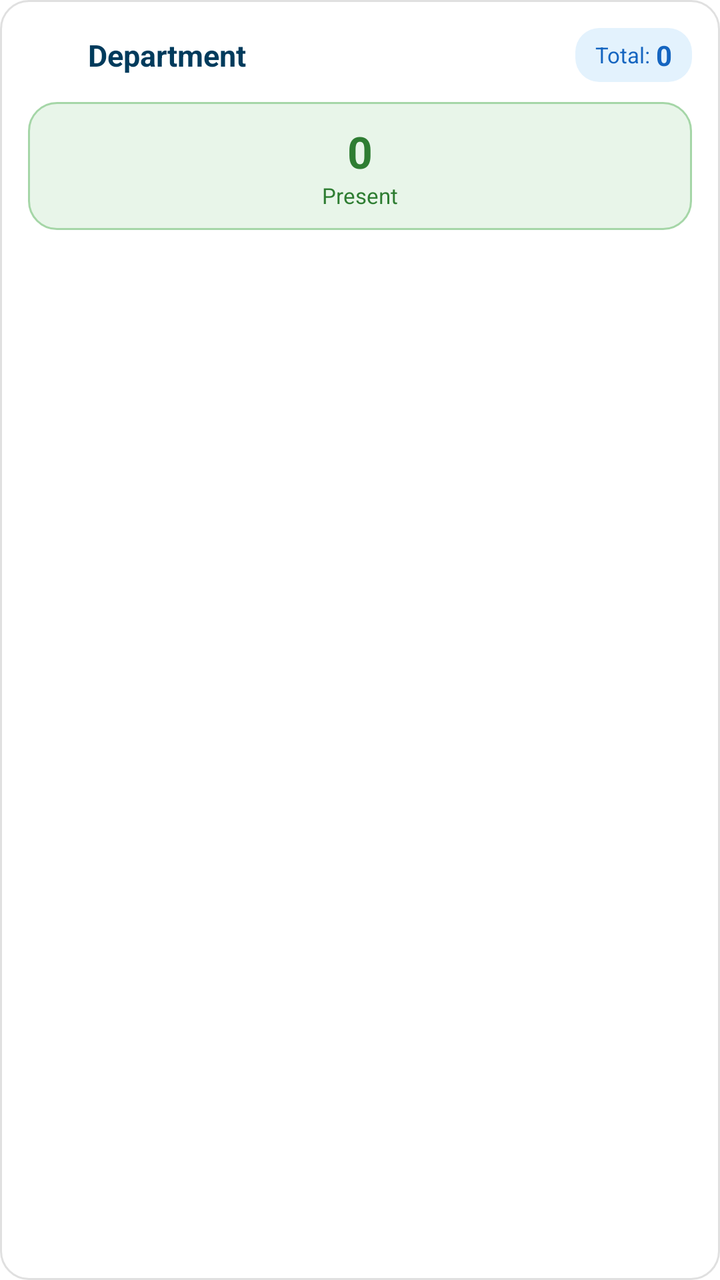
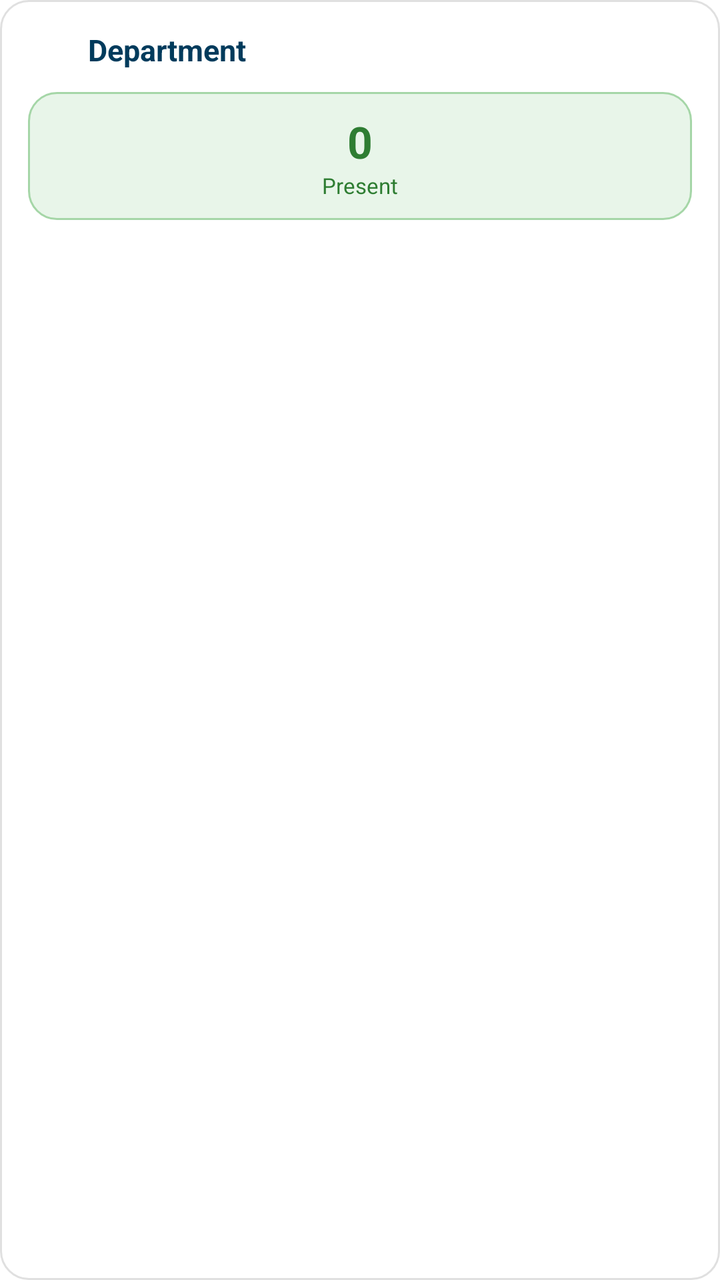

Before-and-after screenshots of an Android layout around one commit, followed by the original layout XML and the change that was made.
<!-- AndroidManifest.xml: application theme Theme.MyHrms -->
<!-- res/layout/item_dept_wise.xml -->
<?xml version="1.0" encoding="utf-8"?>
<LinearLayout xmlns:android="http://schemas.android.com/apk/res/android"
    android:layout_width="match_parent"
    android:layout_height="wrap_content"
    android:orientation="vertical"
    android:background="@drawable/bg_stat_card"
    android:padding="14dp"
    android:layout_marginBottom="10dp">

    
    <LinearLayout
        android:layout_width="match_parent"
        android:layout_height="wrap_content"
        android:orientation="horizontal"
        android:gravity="center_vertical"
        android:layout_marginBottom="10dp">

        <ImageView
            android:layout_width="22dp"
            android:layout_height="22dp"
            android:src="@drawable/ic_department"
            android:contentDescription="Dept"
            android:layout_marginEnd="8dp" />

        <TextView
            android:id="@+id/tvDeptName"
            android:layout_width="0dp"
            android:layout_height="wrap_content"
            android:layout_weight="1"
            android:text="Department"
            android:textColor="#003B5C"
            android:textSize="15sp"
            android:textStyle="bold"
            android:ellipsize="end"
            android:maxLines="1" />

        
        <LinearLayout
            android:layout_width="wrap_content"
            android:layout_height="wrap_content"
            android:orientation="horizontal"
            android:gravity="center_vertical"
            android:background="@drawable/bg_badge_total"
            android:paddingStart="10dp"
            android:paddingEnd="10dp"
            android:paddingTop="4dp"
            android:paddingBottom="4dp">

            <TextView
                android:layout_width="wrap_content"
                android:layout_height="wrap_content"
                android:text="Total: "
                android:textColor="#1565C0"
                android:textSize="11sp" />

            <TextView
                android:id="@+id/tvDeptTotal"
                android:layout_width="wrap_content"
                android:layout_height="wrap_content"
                android:text="0"
                android:textColor="#1565C0"
                android:textSize="14sp"
                android:textStyle="bold" />
        </LinearLayout>
    </LinearLayout>

    
    <LinearLayout
        android:layout_width="match_parent"
        android:layout_height="wrap_content"
        android:orientation="vertical"
        android:background="@drawable/bg_stat_card_green"
        android:padding="10dp"
        android:gravity="center">

        <TextView
            android:id="@+id/tvDeptPresent"
            android:layout_width="wrap_content"
            android:layout_height="wrap_content"
            android:text="0"
            android:textColor="#2E7D32"
            android:textSize="22sp"
            android:textStyle="bold" />

        <TextView
            android:layout_width="wrap_content"
            android:layout_height="wrap_content"
            android:text="Present"
            android:textColor="#2E7D32"
            android:textSize="11sp" />
    </LinearLayout>

</LinearLayout>
<!-- resources referenced by this layout -->
<resources>
  <!-- drawable bg_badge_total (drawable) -->
  <?xml version="1.0" encoding="utf-8"?>
  <shape xmlns:android="http://schemas.android.com/apk/res/android"
      android:shape="rectangle">
      <solid android:color="#E3F2FD" />
      <corners android:radius="12dp" />
  </shape>
  <!-- drawable bg_stat_card (drawable) -->
  <?xml version="1.0" encoding="utf-8"?>
  <shape xmlns:android="http://schemas.android.com/apk/res/android"
      android:shape="rectangle">
      <solid android:color="#FFFFFF" />
      <corners android:radius="14dp" />
      <stroke android:width="1dp" android:color="#E0E0E0" />
  </shape>
  <!-- drawable bg_stat_card_green (drawable) -->
  <?xml version="1.0" encoding="utf-8"?>
  <shape xmlns:android="http://schemas.android.com/apk/res/android"
      android:shape="rectangle">
      <solid android:color="#E8F5E9" />
      <corners android:radius="14dp" />
      <stroke android:width="1dp" android:color="#A5D6A7" />
  </shape>
  <!-- drawable ic_department (drawable) -->
  <?xml version="1.0" encoding="utf-8"?>
  <vector xmlns:android="http://schemas.android.com/apk/res/android"
      android:width="24dp"
      android:height="24dp"
      android:viewportWidth="24"
      android:viewportHeight="24">
      <path
          android:fillColor="#FFFFFF"
          android:pathData="M12,7V3H2v18h20V7H12zM6,19H4v-2h2V19zM6,15H4v-2h2V15zM6,11H4V9h2V11zM6,7H4V5h2V7zM10,19H8v-2h2V19zM10,15H8v-2h2V15zM10,11H8V9h2V11zM10,7H8V5h2V7zM20,19h-8v-2h2v-2h-2v-2h2v-2h-2V9h8V19zM18,11h-2v2h2V11zM18,15h-2v2h2V15z" />
  </vector>
  <style name="Theme.MyHrms" parent="Theme.MaterialComponents.DayNight.NoActionBar">
          
          <item name="colorPrimary">@color/toolbar_dark_blue</item>
          <item name="colorPrimaryVariant">@color/toolbar_dark_blue</item>
          <item name="colorOnPrimary">@color/white</item>
          
          <item name="colorSecondary">@color/teal_200</item>
          <item name="colorSecondaryVariant">@color/teal_700</item>
          <item name="colorOnSecondary">@color/black</item>
          
          <item name="android:statusBarColor">@color/toolbar_dark_blue</item>
          
      </style>
  <color name="toolbar_dark_blue">#003B5C</color>
  <color name="white">#FFFFFFFF</color>
  <color name="teal_200">#FF03DAC5</color>
  <color name="teal_700">#FF018786</color>
  <color name="black">#FF000000</color>
</resources>

<!-- the commit's change to res/layout/item_dept_wise.xml (unified diff, before → after) -->
@@ -36,6 +36,7 @@
 
         
         <LinearLayout
+            android:id="@+id/badgeTotal"
             android:layout_width="wrap_content"
             android:layout_height="wrap_content"
             android:orientation="horizontal"
@@ -44,7 +45,8 @@
             android:paddingStart="10dp"
             android:paddingEnd="10dp"
             android:paddingTop="4dp"
-            android:paddingBottom="4dp">
+            android:paddingBottom="4dp"
+            android:visibility="gone">
 
             <TextView
                 android:layout_width="wrap_content"
